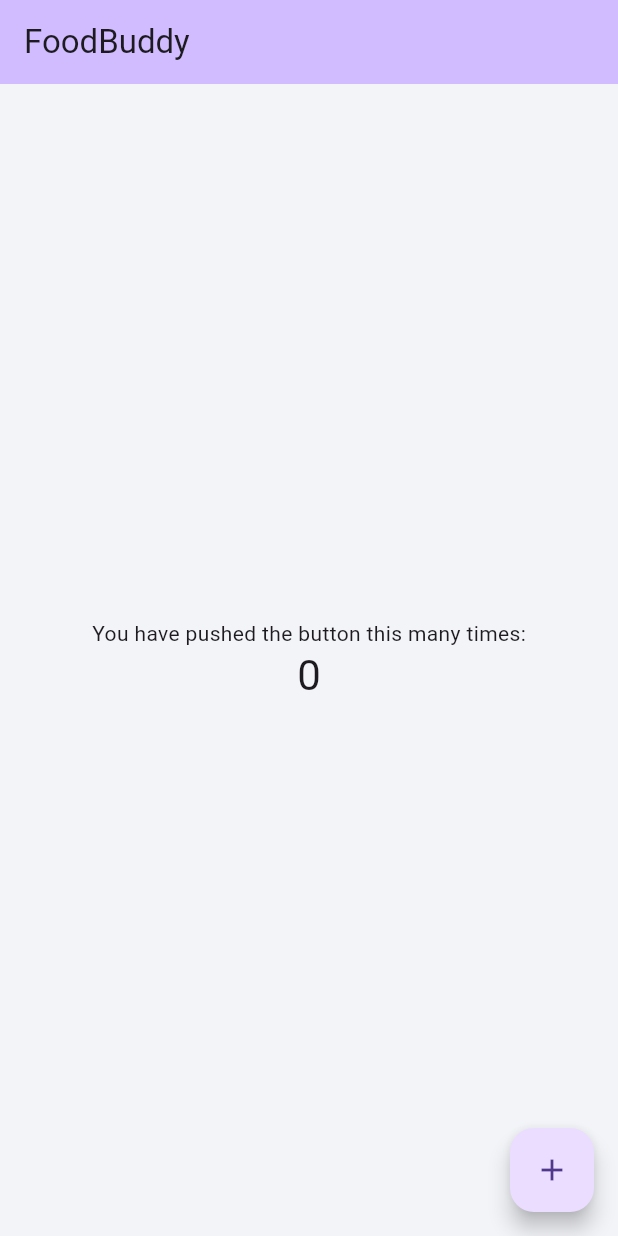
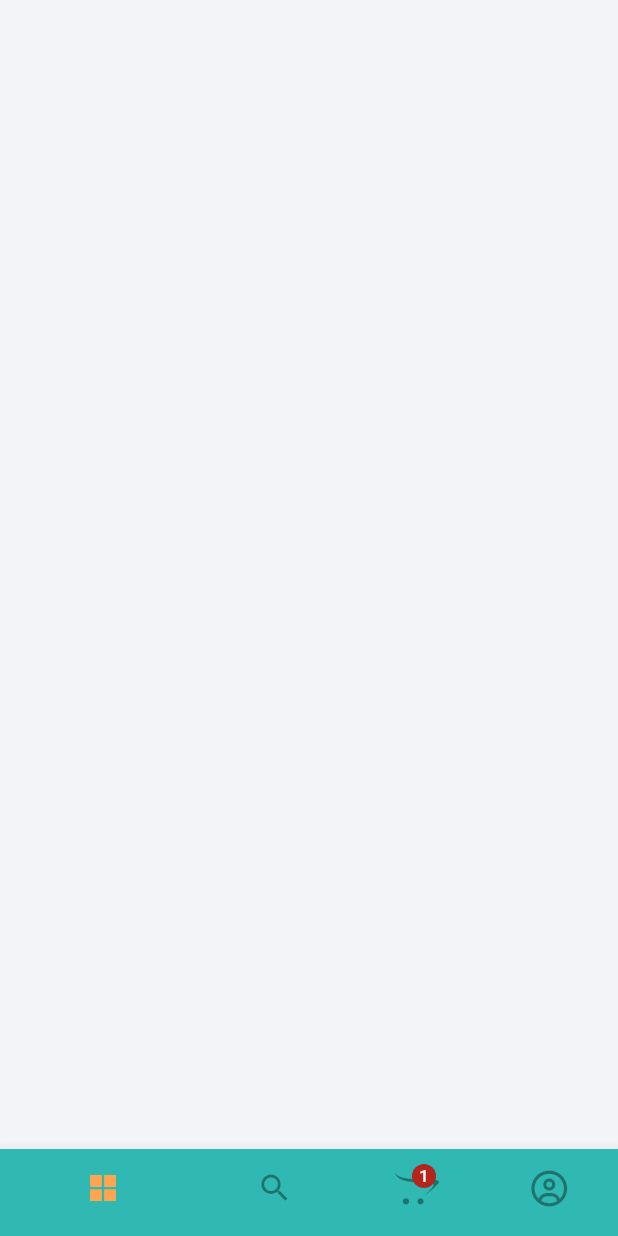
Before and after one commit to Anubhx/FoodBuddy, a Flutter app: the screen it shows after launch, on a phone screen of 412 x 824 dp. Run offline on Flutter 3.47's test engine with Material 3 defaults, Android fonts, the phone set to English and light mode, and no system bars; our stand-ins replace flutter_screenutil, flutter_vector_icons, get.

Commit message:
Bottom-Navigation-Bar Added

```diff
--- a/foodbuddy/lib/constants/constants.dart
+++ b/foodbuddy/lib/constants/constants.dart
@@ -16,7 +16,7 @@ const kDark = Color(0xff000000);
 const kRed = Color(0xffe81e4d);
 const kOffWhite = Color(0xffF3F4F8);
 
-double hieght = 825.h;
+double height = 825.h;
 double width = 375.w;
 
 
--- /dev/null
+++ b/foodbuddy/lib/constants/controllers/tab_index_controller.dart
@@ -0,0 +1,11 @@
+import 'package:get/get.dart';
+
+class TabIndexController extends GetxController {
+
+  RxInt _tabIndex = 0.obs;
+  int get tabIndex => _tabIndex.value;
+
+  void setTabIndex(int newValue) {
+    _tabIndex.value = newValue;
+  }
+}
--- a/foodbuddy/lib/main.dart
+++ b/foodbuddy/lib/main.dart
@@ -1,11 +1,12 @@
 import 'package:flutter/material.dart';
 import 'package:flutter_screenutil/flutter_screenutil.dart';
 import 'package:foodbuddy/constants/constants.dart';
+import 'package:foodbuddy/views/entrypoint.dart';
 import 'package:get/get.dart';
 
 
 
-Widget defaultHome = const MyHomePage(title: 'FoodBuddy');
+Widget defaultHome = const MainScreen();
 
 void main() {
   runApp(const MyApp());
@@ -39,91 +40,3 @@ class MyApp extends StatelessWidget {
     );
   }
 }
-
-class MyHomePage extends StatefulWidget {
-  const MyHomePage({super.key, required this.title});
-
-  // This widget is the home page of your application. It is stateful, meaning
-  // that it has a State object (defined below) that contains fields that affect
-  // how it looks.
-
-  // This class is the configuration for the state. It holds the values (in this
-  // case the title) provided by the parent (in this case the App widget) and
-  // used by the build method of the State. Fields in a Widget subclass are
-  // always marked "final".
-
-  final String title;
-
-  @override
-  State<MyHomePage> createState() => _MyHomePageState();
-}
-
-class _MyHomePageState extends State<MyHomePage> {
-  int _counter = 0;
-
-  void _incrementCounter() {
-    setState(() {
-      // This call to setState tells the Flutter framework that something has
-      // changed in this State, which causes it to rerun the build method below
-      // so that the display can reflect the updated values. If we changed
-      // _counter without calling setState(), then the build method would not be
-      // called again, and so nothing would appear to happen.
-      _counter++;
-    });
-  }
-
-  @override
-  Widget build(BuildContext context) {
-    // This method is rerun every time setState is called, for instance as done
-    // by the _incrementCounter method above.
-    //
-    // The Flutter framework has been optimized to make rerunning build methods
-    // fast, so that you can just rebuild anything that needs updating rather
-    // than having to individually change instances of widgets.
-    return Scaffold(
-      appBar: AppBar(
-        // TRY THIS: Try changing the color here to a specific color (to
-        // Colors.amber, perhaps?) and trigger a hot reload to see the AppBar
-        // change color while the other colors stay the same.
-        backgroundColor: Theme.of(context).colorScheme.inversePrimary,
-        // Here we take the value from the MyHomePage object that was created by
-        // the App.build method, and use it to set our appbar title.
-        title: Text(widget.title),
-      ),
-      body: Center(
-        // Center is a layout widget. It takes a single child and positions it
-        // in the middle of the parent.
-        child: Column(
-          // Column is also a layout widget. It takes a list of children and
-          // arranges them vertically. By default, it sizes itself to fit its
-          // children horizontally, and tries to be as tall as its parent.
-          //
-          // Column has various properties to control how it sizes itself and
-          // how it positions its children. Here we use mainAxisAlignment to
-          // center the children vertically; the main axis here is the vertical
-          // axis because Columns are vertical (the cross axis would be
-          // horizontal).
-          //
-          // TRY THIS: Invoke "debug painting" (choose the "Toggle Debug Paint"
-          // action in the IDE, or press "p" in the console), to see the
-          // wireframe for each widget.
-          mainAxisAlignment: MainAxisAlignment.center,
-          children: <Widget>[
-            const Text(
-              'You have pushed the button this many times:',
-            ),
-            Text(
-              '$_counter',
-              style: Theme.of(context).textTheme.headlineMedium,
-            ),
-          ],
-        ),
-      ),
-      floatingActionButton: FloatingActionButton(
-        onPressed: _incrementCounter,
-        tooltip: 'Increment',
-        child: const Icon(Icons.add),
-      ), // This trailing comma makes auto-formatting nicer for build methods.
-    );
-  }
-}
--- /dev/null
+++ b/foodbuddy/lib/views/entrypoint.dart
@@ -0,0 +1,61 @@
+import 'package:flutter/material.dart';
+import 'package:flutter_vector_icons/flutter_vector_icons.dart';
+import 'package:foodbuddy/constants/constants.dart';
+import 'package:foodbuddy/constants/controllers/tab_index_controller.dart';
+import 'package:get/get.dart';
+import 'package:flutter_vector_icons/flutter_vector_icons.dart';
+
+class MainScreen extends StatelessWidget {
+  const MainScreen({super.key});
+
+  @override
+  Widget build(BuildContext context) {
+    final controller = Get.put(TabIndexController());
+    return Obx(() => Scaffold(
+          body: Stack(
+            children: [
+              Container(
+                height: height,
+                width: width,
+                color: kOffWhite,
+              ),
+              Align(
+                alignment: Alignment.bottomCenter,
+                child: Theme(
+                  data: Theme.of(context).copyWith(canvasColor: kPrimary),
+                  child: BottomNavigationBar(
+                      showSelectedLabels: false,
+                      showUnselectedLabels: false,
+                      unselectedIconTheme:
+                          const IconThemeData(color: Colors.black38),
+                      selectedIconTheme: const IconThemeData(color: kSecondary),
+                      onTap: (value) {
+                        controller.setTabIndex(value);
+                      },
+                      currentIndex: controller.tabIndex,
+                      items: [
+                        BottomNavigationBarItem(
+                            icon: controller.tabIndex == 0
+                                ? const Icon(AntDesign.appstore1)
+                                : const Icon(AntDesign.appstore_o),
+                            label: 'Home'),
+                        const BottomNavigationBarItem(
+                            icon: Icon(Icons.search), label: 'Search'),
+                        const BottomNavigationBarItem(
+                            icon: Badge(
+                                label: Text('1'),
+                                child: Icon(FontAwesome.opencart)),
+                            label: 'Cart'),
+                        BottomNavigationBarItem(
+                            icon: controller.tabIndex == 3
+                                ? const Icon(FontAwesome.user_circle)
+                                : const Icon(FontAwesome.user_circle_o),
+                            label: 'Profile'),
+                      ]),
+                ),
+              )
+            ],
+          ),
+        ));
+  }
+}
```
